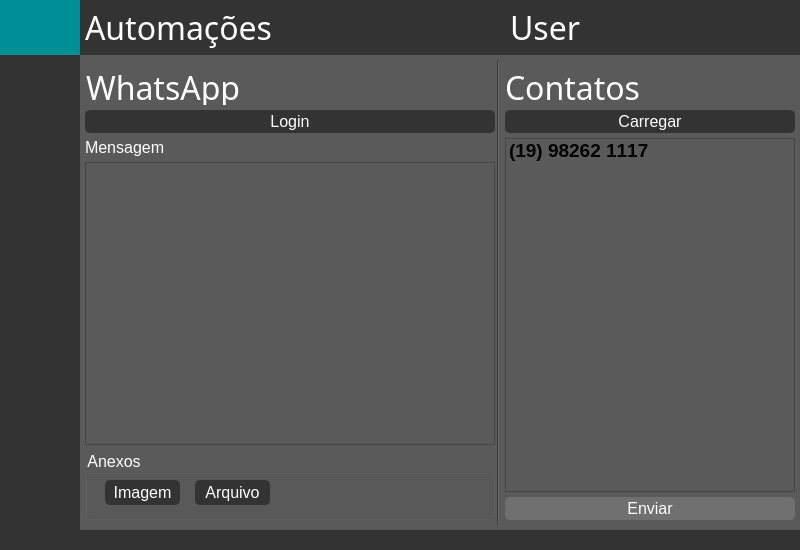
Above: ui_main.ui from lucasspeixoto/dentalar_bots before the change. Below: the same form after it.
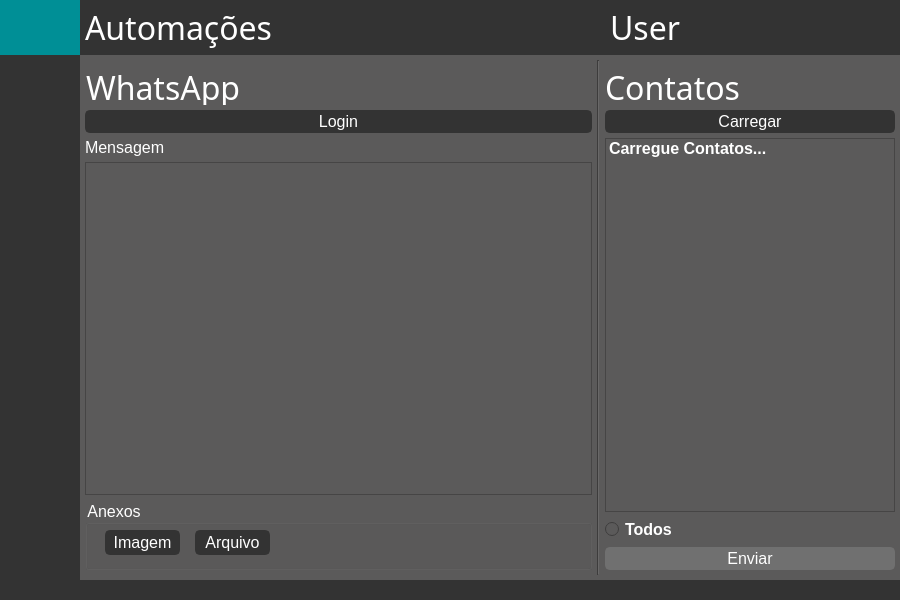
That is the form after the change. The open tabs and pages were chosen to show the change. Icons and pictures are not drawn.

Commit message: Include Contacts class and logic to select and unselect all contacts

The edit to the form file:
```diff
--- a/ui_main.ui
+++ b/ui_main.ui
@@ -6,14 +6,14 @@
    <rect>
     <x>0</x>
     <y>0</y>
-    <width>800</width>
-    <height>550</height>
+    <width>900</width>
+    <height>600</height>
    </rect>
   </property>
   <property name="minimumSize">
    <size>
-    <width>800</width>
-    <height>550</height>
+    <width>900</width>
+    <height>600</height>
    </size>
   </property>
   <property name="windowTitle">
@@ -1534,6 +1534,9 @@
                     </item>
                     <item>
                      <widget class="QListWidget" name="contacts_list">
+                      <property name="enabled">
+                       <bool>true</bool>
+                      </property>
                       <property name="font">
                        <font>
                         <pointsize>12</pointsize>
@@ -1541,15 +1544,14 @@
                       </property>
                       <item>
                        <property name="text">
-                        <string>(19) 98262 1117</string>
+                        <string>Carregue Contatos...</string>
                        </property>
                        <property name="font">
                         <font>
                          <family>Segoe UI</family>
-                         <pointsize>14</pointsize>
+                         <pointsize>12</pointsize>
                          <weight>75</weight>
                          <bold>true</bold>
-                         <kerning>false</kerning>
                         </font>
                        </property>
                        <property name="background">
@@ -1562,11 +1564,11 @@
                         </brush>
                        </property>
                        <property name="foreground">
-                        <brush brushstyle="NoBrush">
+                        <brush brushstyle="SolidPattern">
                          <color alpha="255">
-                          <red>229</red>
-                          <green>229</green>
-                          <blue>229</blue>
+                          <red>255</red>
+                          <green>255</green>
+                          <blue>255</blue>
                          </color>
                         </brush>
                        </property>
@@ -1574,7 +1576,52 @@
                      </widget>
                     </item>
                     <item>
-                     <widget class="QPushButton" name="pushButton">
+                     <widget class="QRadioButton" name="send_to_all_contacts_radio_button">
+                      <property name="enabled">
+                       <bool>false</bool>
+                      </property>
+                      <property name="font">
+                       <font>
+                        <family>Segoe UI</family>
+                        <pointsize>12</pointsize>
+                        <weight>75</weight>
+                        <bold>true</bold>
+                        <underline>false</underline>
+                        <strikeout>false</strikeout>
+                       </font>
+                      </property>
+                      <property name="styleSheet">
+                       <string notr="true">QRadioButton {
+	color:rgb(255,255,255);
+}
+QPushButton:hover {
+	border: 2px solid rgb(0,143,150);
+	background-color: rgb(0,143,150);
+}
+QPushButton:pressed {	
+	border: 2px solid rgb(0,143,150);
+	background-color: rgb(51,51,51);
+}
+
+QPushButton:disabled {	
+	border-radius: 5px;	
+	border: 2px solid rgb(112,112,112);
+	background-color: rgb(112,112,112);
+}</string>
+                      </property>
+                      <property name="text">
+                       <string>Todos</string>
+                      </property>
+                      <property name="checked">
+                       <bool>false</bool>
+                      </property>
+                      <property name="autoExclusive">
+                       <bool>true</bool>
+                      </property>
+                     </widget>
+                    </item>
+                    <item>
+                     <widget class="QPushButton" name="send_whatsapp_messages_button">
                       <property name="enabled">
                        <bool>false</bool>
                       </property>
```
Left out of the diff: 14 changed lines with no effect on the pictures. The commit also changes 8 other files.
